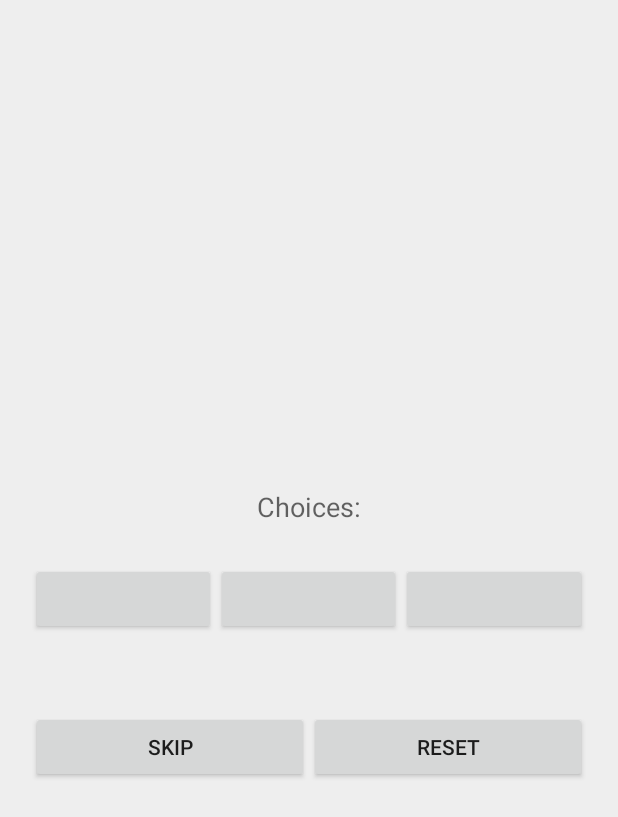
After one commit to reneilpascua/GlobalMathGame, an Android app: the layout activity_kotlin_game.xml on its own in the app's theme, with its tools: preview values and no code run, on a phone screen of 412 x 824 dp. The commit adds this screen. Shown: the top 817 px of the screen. Run offline under Robolectric (Android 15) with nearby library versions, the phone set to English and light mode, and no system bars.

Commit message:
converted activity to kotlin, added button to main

```diff
--- a/app/build.gradle
+++ b/app/build.gradle
@@ -1,4 +1,6 @@
 apply plugin: 'com.android.application'
+apply plugin: 'kotlin-android'
+apply plugin: 'kotlin-android-extensions'
 
 android {
     compileSdkVersion 29
@@ -26,4 +28,5 @@ dependencies {
     testImplementation 'junit:junit:4.12'
     androidTestImplementation 'androidx.test:runner:1.2.0'
     androidTestImplementation 'androidx.test.espresso:espresso-core:3.2.0'
+    implementation "org.jetbrains.kotlin:kotlin-stdlib-jdk7:$kotlin_version"
 }
--- a/app/src/main/AndroidManifest.xml
+++ b/app/src/main/AndroidManifest.xml
@@ -9,7 +9,8 @@
         android:roundIcon="@mipmap/ic_launcher_round"
         android:supportsRtl="true"
         android:theme="@style/AppTheme">
-        <activity android:name=".GameActivity"></activity>
+        <activity android:name=".KotlinGameActivity"></activity>
+        <activity android:name=".GameActivity" />
         <activity android:name=".MainActivity">
             <intent-filter>
                 <action android:name="android.intent.action.MAIN" />
--- a/app/src/main/java/ca/bcit/globalmathgame/MainActivity.java
+++ b/app/src/main/java/ca/bcit/globalmathgame/MainActivity.java
@@ -20,5 +20,11 @@ public class MainActivity extends AppCompatActivity {
 
     }
 
+    public void startKotlinGame(View view) {
+        Intent i = new Intent(MainActivity.this, KotlinGameActivity.class);
+        startActivity(i);
+
+    }
+
 
 }
--- /dev/null
+++ b/app/src/main/res/layout/activity_kotlin_game.xml
@@ -0,0 +1,97 @@
+<?xml version="1.0" encoding="utf-8"?>
+<LinearLayout xmlns:android="http://schemas.android.com/apk/res/android"
+    xmlns:app="http://schemas.android.com/apk/res-auto"
+    xmlns:tools="http://schemas.android.com/tools"
+    android:layout_width="match_parent"
+    android:layout_height="match_parent"
+    tools:context=".KotlinGameActivity"
+    android:orientation="vertical"
+    android:gravity="center"
+    android:padding="@dimen/screenPadding"
+    android:background="@color/lightgrey">
+
+    <TextView
+        android:id="@+id/tv_questionLabel"
+        android:layout_width="match_parent"
+        android:layout_height="wrap_content"
+        android:textAlignment="center"
+        android:textAppearance="@style/TextAppearance.AppCompat.Medium"
+        android:layout_marginBottom="@dimen/margin"/>
+
+    <TextView
+        android:id="@+id/tv_question"
+        android:layout_width="match_parent"
+        android:layout_height="wrap_content"
+        android:textAlignment="center"
+        android:textAppearance="@style/TextAppearance.AppCompat.Large"
+        android:textStyle="bold"
+        android:layout_marginBottom="@dimen/bigMargin"/>
+
+    <TextView
+        android:text="@string/answersLabel"
+        android:textAlignment="center"
+        android:layout_width="match_parent"
+        android:layout_height="wrap_content"
+        android:textAppearance="@style/TextAppearance.AppCompat.Medium"
+        android:layout_marginBottom="@dimen/margin"/>
+
+    <LinearLayout
+        android:id="@+id/ll_answers"
+        android:layout_width="match_parent"
+        android:layout_height="wrap_content"
+        android:layout_marginBottom="@dimen/bigMargin"
+        android:padding="@dimen/bigPadding">
+
+        <Button
+            android:id="@+id/btn_ans1"
+            android:layout_width="0px"
+            android:layout_height="wrap_content"
+            android:layout_weight="1"
+            android:onClick="makeGuess"/>
+        <Button
+            android:id="@+id/btn_ans2"
+            android:layout_width="0px"
+            android:layout_height="wrap_content"
+            android:layout_weight="1"
+            android:onClick="makeGuess"/>
+        <Button
+            android:id="@+id/btn_ans3"
+            android:layout_width="0px"
+            android:layout_height="wrap_content"
+            android:layout_weight="1"
+            android:onClick="makeGuess"/>
+
+    </LinearLayout>
+
+    <LinearLayout
+        android:id="@+id/ll_buttonPanel"
+        android:layout_width="match_parent"
+        android:layout_height="wrap_content"
+        android:layout_marginBottom="@dimen/bigMargin"
+        android:padding="@dimen/bigPadding">
+
+        <Button
+            android:id="@+id/btn_skip"
+            android:text="@string/skip"
+            android:layout_width="0px"
+            android:layout_height="wrap_content"
+            android:layout_weight="1"
+            android:onClick="skipQuestion"/>
+        <Button
+            android:id="@+id/btn_reset"
+            android:text="@string/reset"
+            android:layout_width="0px"
+            android:layout_height="wrap_content"
+            android:layout_weight="1"
+            android:onClick="resetQuiz"/>
+
+    </LinearLayout>
+
+    <TextView
+        android:id="@+id/tv_score"
+        android:layout_width="wrap_content"
+        android:layout_height="wrap_content"
+        android:textAppearance="@style/TextAppearance.AppCompat.Medium"
+        android:textStyle="bold"/>
+
+</LinearLayout>
--- a/app/src/main/res/layout/activity_main.xml
+++ b/app/src/main/res/layout/activity_main.xml
@@ -26,7 +26,7 @@
         android:layout_width="wrap_content"
         android:layout_height="wrap_content"
         android:text="@string/startKotlinGame"
-        android:onClick="startGame"/>
+        android:onClick="startKotlinGame"/>
 
 
 </LinearLayout>
--- a/app/src/main/res/values/colors.xml
+++ b/app/src/main/res/values/colors.xml
@@ -3,4 +3,6 @@
     <color name="colorPrimary">#008577</color>
     <color name="colorPrimaryDark">#00574B</color>
     <color name="colorAccent">#D81B60</color>
+    <color name="red">#FF0000</color>
+    <color name="lightgrey">#eeeeee</color>
 </resources>
--- a/build.gradle
+++ b/build.gradle
@@ -1,6 +1,8 @@
 // Top-level build file where you can add configuration options common to all sub-projects/modules.
 
 buildscript {
+    ext.kotlin_version = '1.3.41'
+
     repositories {
         google()
         jcenter()
@@ -11,7 +13,7 @@ buildscript {
 
         // NOTE: Do not place your application dependencies here; they belong
         // in the individual module build.gradle files
-    }
+    classpath "org.jetbrains.kotlin:kotlin-gradle-plugin:$kotlin_version" }
 }
 
 allprojects {
```
Also changed, not shown: app/src/main/java/ca/bcit/globalmathgame/KotlinGameActivity.kt (added, +190 -0 lines).
